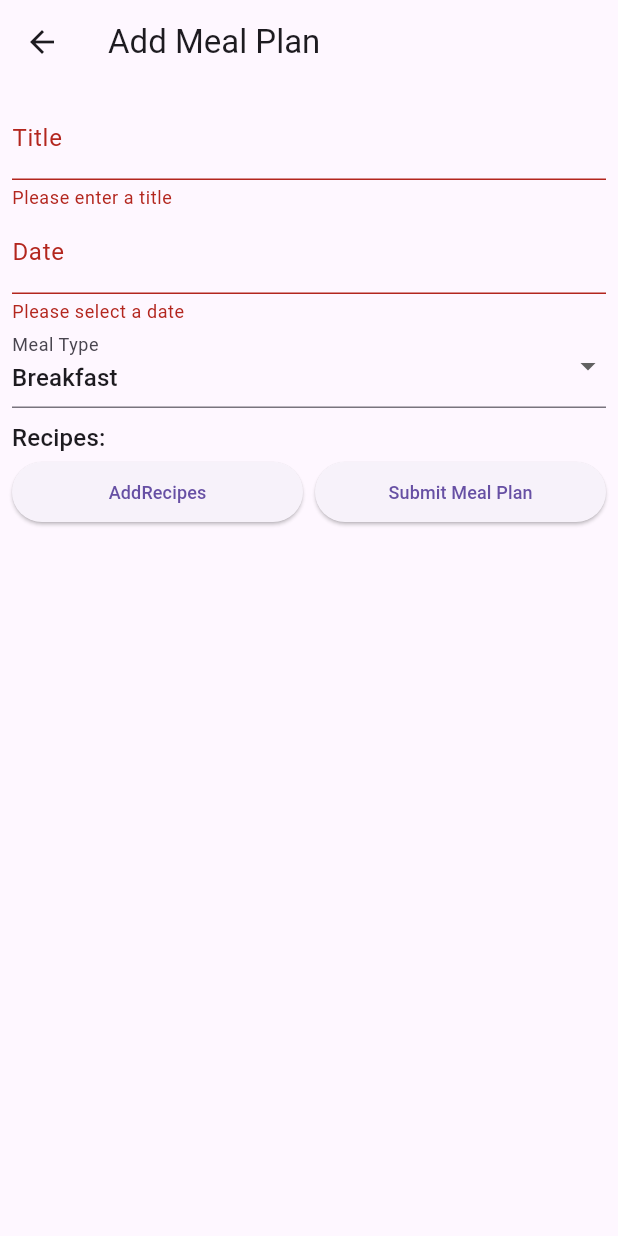
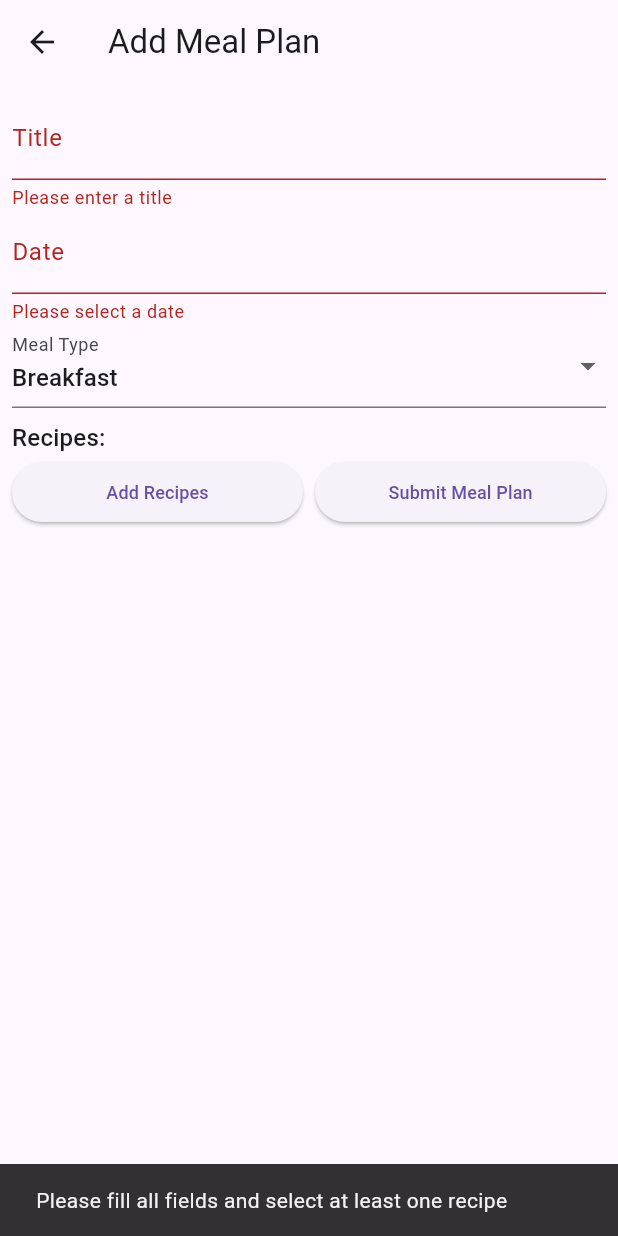
Before and after one commit to AlexS1402/Meal-Planning-App, a Flutter app: the AddMealPlanScreen screen opened directly, after a tap on "Submit Meal Plan", on a phone screen of 412 x 824 dp. Run offline on Flutter 3.47's test engine with Material 3 defaults, Android fonts, the phone set to English and light mode, and no system bars; our stand-ins replace charts_flutter, shared_preferences; accounts and stored records are empty; network calls fail.

Commit message:
Fixed Nutrtitional Page. Fixed error with adding meals.

```diff
--- a/frontend/lib/services/api/api_service.dart
+++ b/frontend/lib/services/api/api_service.dart
@@ -9,11 +9,13 @@ import 'package:mealplanningapp/services/user_service.dart';
 class ApiService {
   final String baseUrl = 'http://192.168.1.215:3001'; // Adjust as needed
 
-  //method to fetch recipes
-  Future<List<Recipe>> fetchRecipes() async {
+  // Method to fetch recipes
+  Future<List<Recipe>> fetchRecipes(int userId) async {
     try {
-      int userId = await UserService.getUserId();
-      final response = await http.get(Uri.parse('$baseUrl/recipes?userId=$userId'));
+      String url = userId != null
+          ? '$baseUrl/recipes?userId=$userId'
+          : '$baseUrl/recipes';
+      final response = await http.get(Uri.parse(url));
       if (response.statusCode == 200) {
         List<dynamic> body = jsonDecode(response.body);
         return body.map((dynamic item) => Recipe.fromJson(item)).toList();
@@ -66,10 +68,14 @@ class ApiService {
   }
 }
 
-  //method to search for recipes
-  Future<List<Recipe>> searchRecipes(String query, int page) async {
+   // Method to search for recipes
+  Future<List<Recipe>> searchRecipes(String query, int page, {int? userId}) async {
+    try {
+      String url = userId != null
+          ? '$baseUrl/recipes?search=$query&page=$page&userId=$userId'
+          : '$baseUrl/recipes?search=$query&page=$page';
       final response = await http.get(
-      Uri.parse('$baseUrl/recipes?search=$query&page=$page'),
+        Uri.parse(url),
         headers: {
           'Content-Type': 'application/json',
         },
@@ -82,6 +88,9 @@ class ApiService {
         return recipes;
       } else {
         throw Exception('Failed to load recipes');
+      }
+    } catch (e) {
+      throw Exception('Failed to make API call: $e');
     }
   }
 
--- a/frontend/lib/views/add_meal_screen.dart
+++ b/frontend/lib/views/add_meal_screen.dart
@@ -4,7 +4,6 @@ import 'package:mealplanningapp/services/api/api_service.dart'; // Ensure this p
 import 'package:mealplanningapp/models/recipe_model.dart'; // Ensure this path matches
 import 'package:shared_preferences/shared_preferences.dart';
 import 'package:mealplanningapp/services/user_service.dart';
-
 
 class AddMealPlanScreen extends StatefulWidget {
   @override
@@ -27,12 +26,12 @@ class _AddMealScreenState extends State<AddMealPlanScreen> {
   }
 
   void _fetchRecipes() async {
-    var recipes = await ApiService().fetchRecipes();
+    int userId = await UserService.getUserId();
+    var recipes = await ApiService().fetchRecipes(userId);
     setState(() {
       _recipes = recipes;
     });
   }
-
 
   Future<void> _selectDate(BuildContext context) async {
     final DateTime? picked = await showDatePicker(
@@ -56,7 +55,8 @@ class _AddMealScreenState extends State<AddMealPlanScreen> {
         return AlertDialog(
           content: SingleChildScrollView(
             child: ListBody(
-              children: _recipes.map((recipe) => CheckboxListTile(
+              children: _recipes
+                  .map((recipe) => CheckboxListTile(
                         title: Text(recipe.title),
                         value: _selectedRecipes.contains(recipe.id),
                         onChanged: (bool? value) {
@@ -71,7 +71,8 @@ class _AddMealScreenState extends State<AddMealPlanScreen> {
                           });
                           (context as Element).markNeedsBuild();
                         },
-              )).toList(),
+                      ))
+                  .toList(),
             ),
           ),
           actions: <Widget>[
@@ -151,35 +152,67 @@ class _AddMealScreenState extends State<AddMealPlanScreen> {
               child: Column(
                 crossAxisAlignment: CrossAxisAlignment.start,
                 children: [
-                  Text('Recipes:', style: Theme.of(context).textTheme.subtitle1),
-                  ..._selectedRecipes.map((id) => Text(
-                    _recipes.firstWhere((recipe) => recipe.id == id).title,
+                  Text('Recipes:',
+                      style: Theme.of(context).textTheme.subtitle1),
+                  ..._selectedRecipes
+                      .map((id) => Text(
+                            _recipes
+                                .firstWhere((recipe) => recipe.id == id)
+                                .title,
                             style: Theme.of(context).textTheme.bodyText1,
-                  )).toList(),
+                          ))
+                      .toList(),
                   Row(
                     children: [
                       Expanded(
                         child: ElevatedButton(
                           onPressed: _showRecipeSelector,
-                          child: Text('AddRecipes', style: TextStyle(fontSize: 12)),
+                          child: Text('Add Recipes',
+                              style: TextStyle(fontSize: 12)),
                         ),
                       ),
                       SizedBox(width: 8),
                       Expanded(
                         child: ElevatedButton(
-                          onPressed: () {
-                            print("Submitting with title: ${_titleController.text}");
-                            if (_formKey.currentState!.validate() && _selectedRecipes.isNotEmpty) {
-                              ApiService().addMealPlan({
-                                'userId': UserService.getUserId(),  // Replace with actual user ID
+                          onPressed: () async {
+                            if (_formKey.currentState!.validate() &&
+                                _selectedRecipes.isNotEmpty) {
+                              int userId = await UserService
+                                  .getUserId(); // Await the getUserId call
+                              try {
+                                await ApiService().addMealPlan({
+                                  'userId': userId,
                                   'name': _titleController.text,
                                   'date': _dateController.text,
                                   'type': _mealType,
                                   'recipes': _selectedRecipes,
                                 });
+                                // If no exception, show a success message
+                                ScaffoldMessenger.of(context).showSnackBar(
+                                  SnackBar(
+                                      content:
+                                          Text("Meal Plan Added Successfully")),
+                                );
+                              } catch (e) {
+                                // Show error if something goes wrong
+                                ScaffoldMessenger.of(context).showSnackBar(
+                                  SnackBar(
+                                      content:
+                                          Text("Failed to add meal plan: $e")),
+                                );
+                                print("Error adding meal plan: $e");
+                              }
+                            } else {
+                              // Validation or recipe selection failed
+                              ScaffoldMessenger.of(context).showSnackBar(
+                                SnackBar(
+                                    content: Text(
+                                        "Please fill all fields and select at least one recipe")),
+                              );
                             }
                           },
-                          child: Text('Submit Meal Plan', style: TextStyle(fontSize: 12)),
+                          child: Text('Submit Meal Plan',
+                              style: TextStyle(fontSize: 12)),
                         ),
                       ),
                     ],
--- a/frontend/lib/views/main_navigation.dart
+++ b/frontend/lib/views/main_navigation.dart
@@ -1,7 +1,7 @@
 import 'package:flutter/material.dart';
 import 'meal_plan_overview.dart';
 import 'recipe_search.dart';
-import 'shopping_list.dart';
+import 'recipe_suggestion.dart';
 import 'nutritional_tracking.dart';
 import 'settings_profile.dart';
 
```
Also changed, not shown: frontend/lib/models/shoppinglist_model.dart (deleted, +0 -35 lines), frontend/lib/models/shoppinglistitem_model.dart (deleted, +0 -31 lines), frontend/lib/views/login_screen.dart (+4 -3 lines), frontend/lib/views/recipe_search.dart (+10 -2 lines), frontend/lib/views/recipe_suggestion.dart (renamed from frontend/lib/views/shopping_list.dart), 3 other files. Lines whose indentation alone changed are shown as unchanged.
